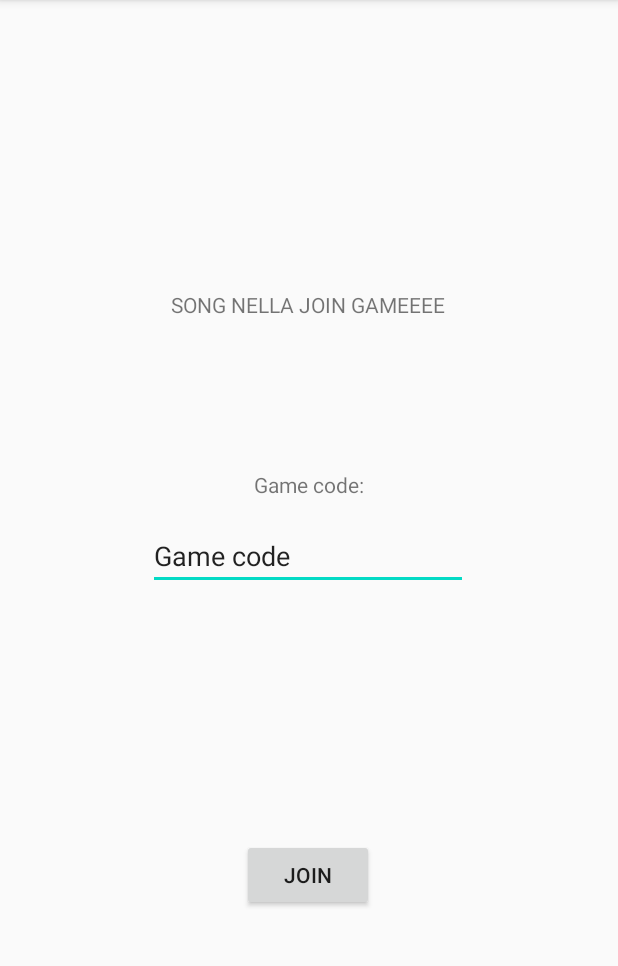
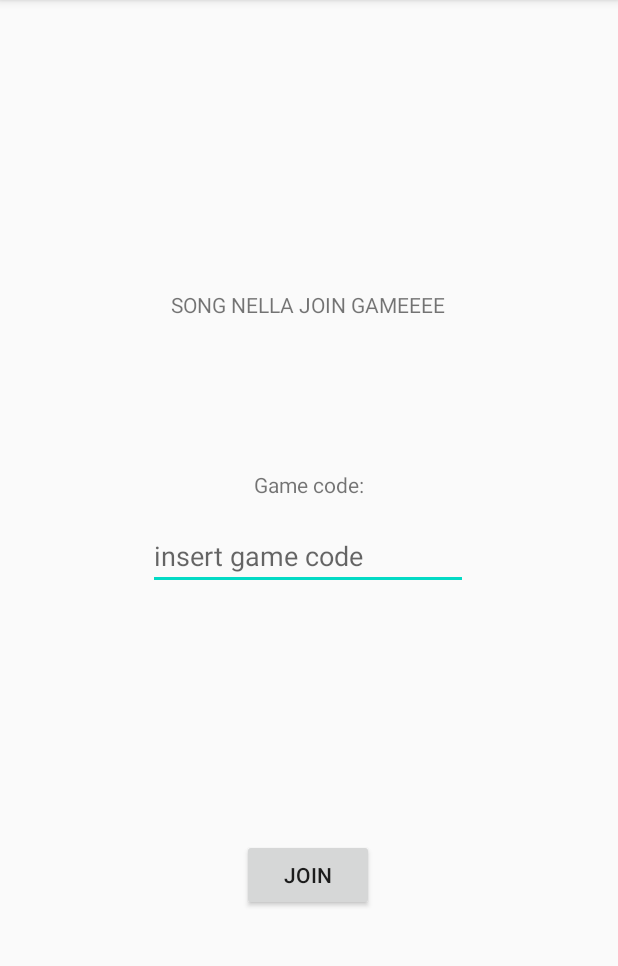
Before and after one commit to UniveIngSw2020/CaptureTheFlag, an Android app: the JoinGameActivity screen opened directly, with no data from a screen before it, on a phone screen of 412 x 824 dp, the part 84-1050 px from its top. Run offline under Robolectric (Android 15) with nearby library versions, the phone set to English and light mode, and no system bars; our stand-ins replace Firebase (no records; nobody signed in at launch, a user with empty details on screens opened directly).

Commit message:
started implementation of creation and joining dynamics lobbies

```diff
--- a/app/src/main/java/com/junipero/capturetheflag/GameDB.java
+++ b/app/src/main/java/com/junipero/capturetheflag/GameDB.java
@@ -9,6 +9,8 @@ import com.google.firebase.database.DatabaseError;
 import com.google.firebase.database.DatabaseReference;
 import com.google.firebase.database.FirebaseDatabase;
 import com.google.firebase.database.ValueEventListener;
+
+import java.util.Map;
 
 import static android.content.ContentValues.TAG;
 
@@ -26,8 +28,13 @@ public class GameDB {
             public void onDataChange(@NonNull DataSnapshot dataSnapshot) {
                 // This method is called once with the initial value and again
                 // whenever data at this location is updated.
+                /*
                 String value = dataSnapshot.getValue(String.class);
                 Log.d(TAG, "Value is: " + value);
+
+                 */
+                Map<String, Object> map = (Map<String, Object>) dataSnapshot.getValue();
+                Log.d(TAG, "Value is: " + map);
             }
 
             @Override
--- a/app/src/main/java/com/junipero/capturetheflag/IdGenerator.java
+++ b/app/src/main/java/com/junipero/capturetheflag/IdGenerator.java
@@ -17,7 +17,7 @@ public final class IdGenerator {
         return millis.toString();
     }
 
-    public static String generateMatchIdTest(){
+    public static String generateMatchId(){
         StringBuilder id = new StringBuilder();
         Random r = new Random();
         int i, k, casual;
--- a/app/src/main/java/com/junipero/capturetheflag/JoinGameActivity.java
+++ b/app/src/main/java/com/junipero/capturetheflag/JoinGameActivity.java
@@ -1,10 +1,20 @@
 package com.junipero.capturetheflag;
 
+import androidx.annotation.NonNull;
 import androidx.appcompat.app.AppCompatActivity;
 
 import android.annotation.SuppressLint;
 import android.os.Bundle;
+import android.view.View;
+import android.widget.Button;
+import android.widget.EditText;
 import android.widget.TextView;
+import android.widget.Toast;
+
+import com.google.firebase.database.DataSnapshot;
+import com.google.firebase.database.DatabaseError;
+import com.google.firebase.database.DatabaseReference;
+import com.google.firebase.database.ValueEventListener;
 
 public class JoinGameActivity extends AppCompatActivity {
 
@@ -16,5 +26,48 @@ public class JoinGameActivity extends AppCompatActivity {
 
         TextView test = findViewById(R.id.joingametv);
         test.setText("SONG NELLA JOIN GAMEEEE");
+
+        final EditText edit_game = findViewById(R.id.inputidgame);
+        final TextView wait_game = findViewById(R.id.waitstart);
+        Button joinButton = findViewById(R.id.joinbutton);
+        final DatabaseReference lobby = new GameDB().getDbRef();
+        final StoredDataManager me = new StoredDataManager(JoinGameActivity.this.getFilesDir());
+
+        joinButton.setOnClickListener(new View.OnClickListener() {
+            @Override
+            public void onClick(View v) {
+                lobby.addListenerForSingleValueEvent(new ValueEventListener() {
+                    @Override
+                    public void onDataChange(@NonNull DataSnapshot snapshot) {
+                        //checking if the lobby exists
+                        if (snapshot.hasChild(edit_game.getText().toString())){
+                            Toast.makeText(JoinGameActivity.this, "Room TROVATA", Toast.LENGTH_LONG)
+                                    .show();
+
+                            lobby.child(edit_game.getText().toString()).child("Players")
+                                .child(me.readID()).setValue(me.readName());
+
+                            //write code to perform in db
+                            // if > 10 cannot enter
+
+                            wait_game.setText("waiting to start the game..");
+                        }else{
+                            Toast.makeText(JoinGameActivity.this, "Room NON TROVATA", Toast.LENGTH_LONG)
+                                    .show();
+
+                            //cannot press the join button
+                        }
+                    }
+
+                    @Override
+                    public void onCancelled(@NonNull DatabaseError error) {
+
+                    }
+                });
+
+
+                    Toast.makeText(JoinGameActivity.this, "JOINNATO", Toast.LENGTH_LONG).show();
+            }
+        });
     }
 }
--- a/app/src/main/java/com/junipero/capturetheflag/MainActivity.java
+++ b/app/src/main/java/com/junipero/capturetheflag/MainActivity.java
@@ -120,7 +120,7 @@ public class MainActivity extends AppCompatActivity {
 
         GameDB db = new GameDB();
        // db.getDbRef().child("/" + Myname);
-        db.getDbRef().child("/test").setValue("Sono IN");
+        db.getDbRef().child("/test").setValue("Sono IN lalalal ");
 
 
         // not working lol
--- a/app/src/main/res/layout/activity_join_game.xml
+++ b/app/src/main/res/layout/activity_join_game.xml
@@ -10,7 +10,6 @@
         android:id="@+id/joingametv"
         android:layout_width="wrap_content"
         android:layout_height="wrap_content"
-        android:text="TextView"
         app:layout_constraintBottom_toBottomOf="parent"
         app:layout_constraintEnd_toEndOf="parent"
         app:layout_constraintHorizontal_bias="0.498"
@@ -22,7 +21,7 @@
         android:id="@+id/inputidgamelabel"
         android:layout_width="wrap_content"
         android:layout_height="wrap_content"
-        android:text="Game code:"
+        android:text="@string/game_code"
         app:layout_constraintBottom_toTopOf="@+id/inputidgame"
         app:layout_constraintEnd_toEndOf="parent"
         app:layout_constraintStart_toStartOf="parent"
@@ -34,20 +33,21 @@
         android:layout_width="wrap_content"
         android:layout_height="wrap_content"
         android:ems="10"
+        android:hint="@string/insert_game_code"
         android:inputType="textPersonName"
-        android:text="Game code"
         app:layout_constraintBottom_toTopOf="@+id/joinbutton"
         app:layout_constraintEnd_toEndOf="parent"
         app:layout_constraintHorizontal_bias="0.497"
         app:layout_constraintStart_toStartOf="parent"
         app:layout_constraintTop_toBottomOf="@+id/joingametv"
-        app:layout_constraintVertical_bias="0.45" />
+        app:layout_constraintVertical_bias="0.45"
+        android:autofillHints="" />
 
     <Button
         android:id="@+id/joinbutton"
         android:layout_width="wrap_content"
         android:layout_height="wrap_content"
-        android:text="Join"
+        android:text="@string/join"
         app:layout_constraintBottom_toTopOf="@+id/waitstart"
         app:layout_constraintEnd_toEndOf="parent"
         app:layout_constraintHorizontal_bias="0.498"
@@ -59,7 +59,7 @@
         android:id="@+id/waitstart"
         android:layout_width="wrap_content"
         android:layout_height="wrap_content"
-        android:text="Wait"
+        android:text="@string/wait"
         android:visibility="invisible"
         app:layout_constraintBottom_toBottomOf="parent"
         app:layout_constraintEnd_toEndOf="parent"
--- a/app/src/main/res/values/strings.xml
+++ b/app/src/main/res/values/strings.xml
@@ -4,4 +4,8 @@
     <string name="ctflogo">CTFLOGO</string>
     <string name="create_lobby">Create Lobby</string>
     <string name="join_a_lobby">Join a lobby</string>
+    <string name="game_code">Game code:</string>
+    <string name="join">Join</string>
+    <string name="insert_game_code">insert game code</string>
+    <string name="wait">Wait</string>
 </resources>
```
Also changed, not shown: app/src/main/java/com/junipero/capturetheflag/CreateGameActivity.java (+22 -1 lines), app/src/main/java/com/junipero/capturetheflag/LocalUserMap.java (deleted, +0 -21 lines), app/src/main/java/com/junipero/capturetheflag/StoredDataManager.java (+22 -3 lines).
